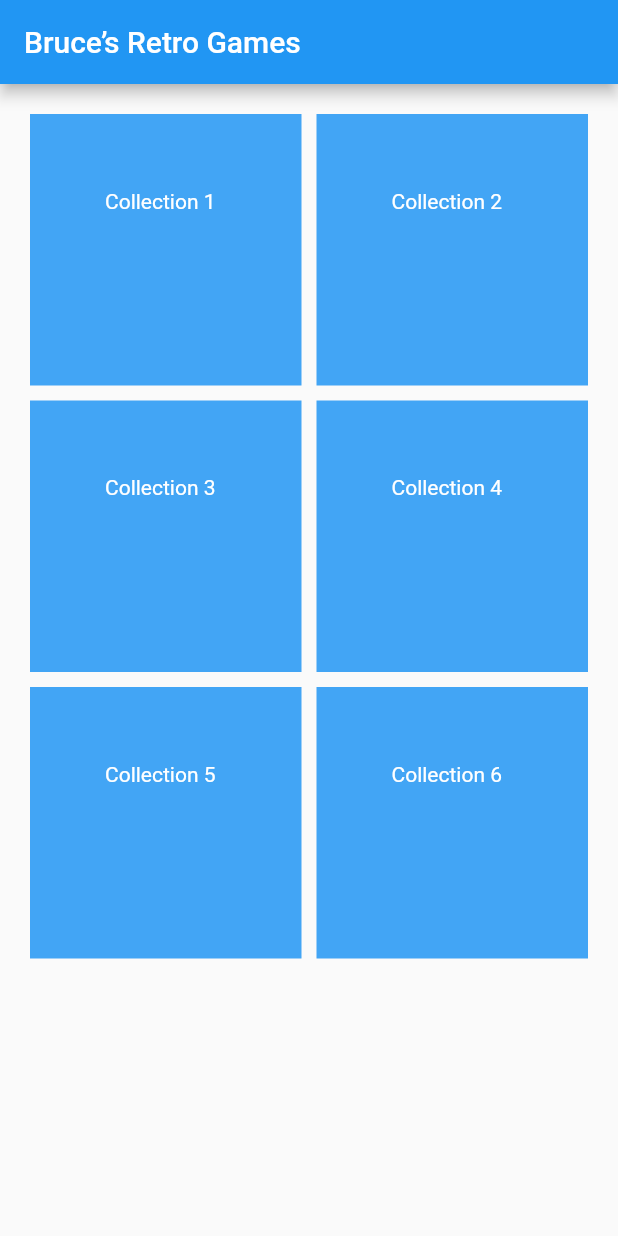
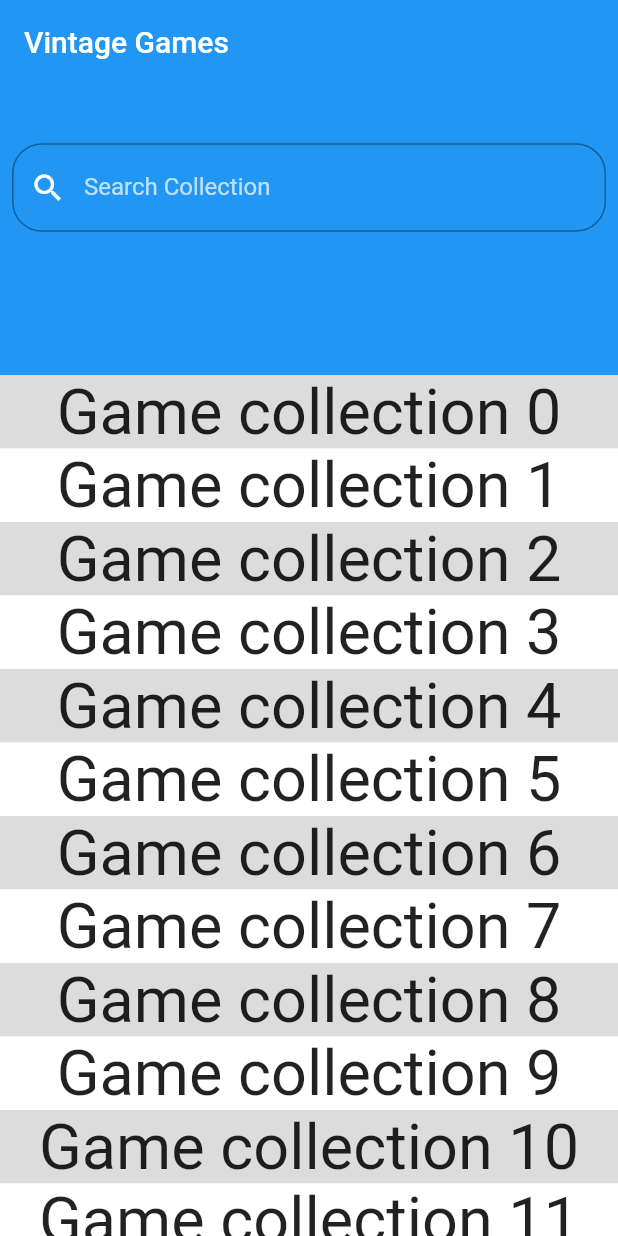
Before and after one commit to Ayan4044/Edseem, a Flutter app: the screen it shows after launch, on a phone screen of 412 x 824 dp. Run offline on Flutter 3.47's test engine with Material 2 defaults, Android fonts, the phone set to English and light mode, and no system bars.

Commit message:
Medium Level Task

```diff
--- a/vintage_games/lib/main.dart
+++ b/vintage_games/lib/main.dart
@@ -1,4 +1,5 @@
 import 'package:flutter/material.dart';
+import 'package:vintage_games/view-games.dart';
 
 void main() {
   runApp(MyApp());
@@ -13,13 +14,7 @@ class MyApp extends StatelessWidget {
     return MaterialApp(
         debugShowCheckedModeBanner: false,
         title: "Vintage Games",
-        home: Scaffold(
-          appBar: AppBar(
-            title: Text("Bruce’s Retro Games"),
-            backgroundColor: Colors.blue,
-          ),
-          body: _gridView(),
-        ));
+        home: ViewGames());
 
     throw UnimplementedError();
   }
--- /dev/null
+++ b/vintage_games/lib/view-games.dart
@@ -0,0 +1,125 @@
+import 'package:flutter/cupertino.dart';
+import 'package:flutter/material.dart';
+
+class ViewGames extends StatefulWidget {
+  @override
+  State<StatefulWidget> createState() {
+    return ViewGamesState();
+
+  }
+}
+
+class ViewGamesState extends State<ViewGames> {
+ TextEditingController editingController = TextEditingController();
+final duplicateItems = List<String>.generate(10000, (i) => "Game collection $i");
+  var gameItems = [];
+
+ @override
+  void initState() {
+    gameItems.addAll(duplicateItems);
+    super.initState();
+  }
+
+  void filterSearchResults(String query) {
+    List<String> dummySearchList = [];
+    dummySearchList.addAll(duplicateItems);
+    if(query.isNotEmpty) {
+      List<String> dummyListData = [];
+      dummySearchList.forEach((item) {
+        if(item.contains(query)) {
+          dummyListData.add(item);
+        }
+      });
+      setState(() {
+        gameItems.clear();
+        gameItems.addAll(dummyListData);
+      });
+      return;
+    } else {
+      setState(() {
+        gameItems.clear();
+        gameItems.addAll(duplicateItems);
+      });
+    }
+
+  }
+
+
+  @override
+  Widget build(BuildContext context) {
+
+
+    return Scaffold(
+      body: CustomScrollView(
+        physics: PageScrollPhysics(),
+        slivers: [
+          SliverAppBar(
+              title: Text('Vintage Games'),
+
+              floating: false,
+              pinned: true,
+              expandedHeight: 250.0,
+              flexibleSpace: FlexibleSpaceBar(
+                background: Stack(
+                  children: <Widget>[
+
+                    Center(
+                      child: Column(
+                        mainAxisAlignment: MainAxisAlignment.center,
+                        crossAxisAlignment: CrossAxisAlignment.center,
+                        children: [
+                         Padding(
+              padding: const EdgeInsets.all(8.0),
+              child: TextField(
+
+                style: TextStyle(color: Colors.white),
+                onChanged: (value) {
+                  filterSearchResults(value);
+                },
+                controller: editingController,
+                decoration: InputDecoration(
+                  labelStyle: TextStyle(color: Colors.white70),
+                    labelText: "Search Collection",
+                    hintText: "FPS Games",
+                   hintStyle: TextStyle( color: Colors.white60),
+                    prefixIcon: Icon(Icons.search, color: Colors.white,),
+                    focusedBorder: OutlineInputBorder(
+              borderSide: BorderSide(color: Colors.white, width: 1.0),
+               borderRadius: BorderRadius.all(Radius.circular(20.0))
+            ),
+                    border: OutlineInputBorder(borderSide: BorderSide(color: Colors.white60, width: 1.0),
+                        borderRadius: BorderRadius.all(Radius.circular(20.0))),
+                        ),
+              ),
+            ),
+                        ],
+                      ),
+                    )
+                  ],
+                ),
+              )),
+
+
+
+          SliverList(
+            delegate: SliverChildBuilderDelegate(
+              (BuildContext context, int index) {
+                return Container(
+                  color: index.isOdd ? Colors.white : Colors.black12,
+
+                  child: Center(
+                    child: Text('${gameItems[index]}', textScaleFactor: 3),
+                  ),
+                );
+              },
+              childCount: gameItems.length,
+            ),
+          ),
+        ],
+      ),
+
+    );
+  }
+
+
+}
```
